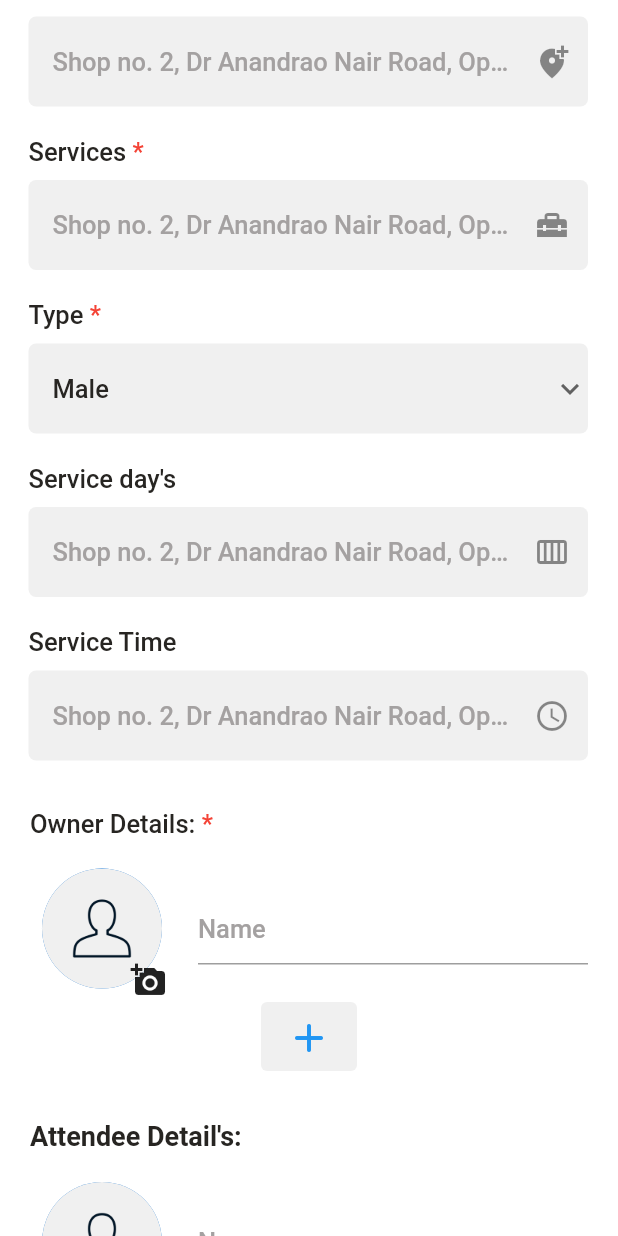
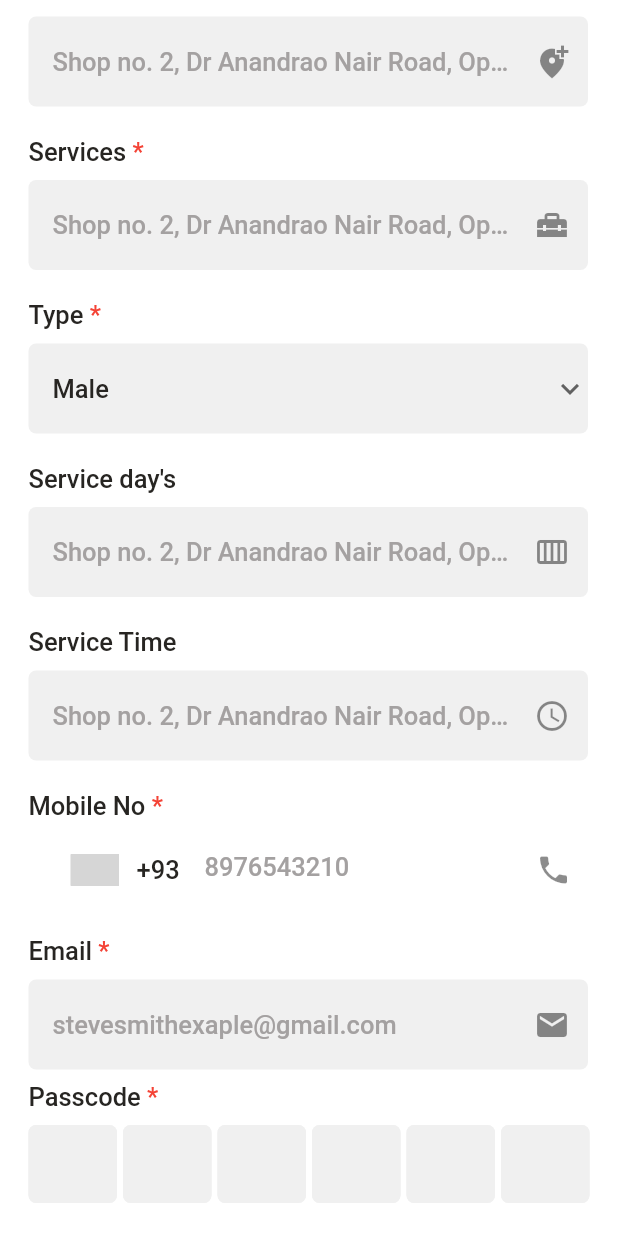
Before and after one commit to areebmomin/salon-hub-in-flutter, a Flutter app: the SaloonRegistrationWidget screen opened by its route, scrolled down 576 dp, on a phone screen of 412 x 824 dp. Run offline on Flutter 3.47's test engine with Material 2 defaults, Android fonts, the phone set to English and light mode, and no system bars; drawn by our look-alikes of intl_phone_number_input, otp_text_field; our stand-ins replace cloud_firestore, email_validator, equatable, firebase_auth, firebase_core, firebase_storage and 3 more; accounts and stored records are empty; generated files the repository leaves out were written again; project files that could hold a hidden picture were left out; grey boxes are pictures that could not be loaded.

Commit message:
add new widgets in registration page

```diff
--- a/lib/auth/saloon_auth/saloon_registration/saloon_registration_page.dart
+++ b/lib/auth/saloon_auth/saloon_registration/saloon_registration_page.dart
@@ -1,6 +1,10 @@
 import 'package:flutter/material.dart';
 import 'package:flutter_bloc/flutter_bloc.dart';
 import 'package:fluttertoast/fluttertoast.dart';
+import 'package:intl_phone_number_input/intl_phone_number_input.dart';
+import 'package:otp_text_field/otp_field.dart';
+import 'package:otp_text_field/otp_field_style.dart';
+import 'package:otp_text_field/style.dart';
 import '../../../saloon/saloon_home_page.dart';
 import '../../../utils/index.dart';
 import 'cubit/saloon_registration_cubit.dart';
@@ -30,6 +34,12 @@ part 'widgets/service_days_text_field.dart';
 part 'widgets/service_time_text_field.dart';
 
 part 'widgets/services_text_field.dart';
+
+part 'widgets/phone_number_text_field.dart';
+
+part 'widgets/email_text_field.dart';
+
+part 'widgets/password_text_field.dart';
 
 class SaloonRegistrationWidget extends StatefulWidget {
   const SaloonRegistrationWidget({super.key});
@@ -66,6 +76,9 @@ class _SaloonRegistrationWidgetState extends State<SaloonRegistrationWidget> {
                   const SaloonTypeTextFieldWidget(),
                   const ServiceDaysTextFieldWidget(),
                   const ServiceTimeTextFieldWidget(),
+                  const RegisterPhoneNumberTextFieldWidget(),
+                  const RegisterEmailTextFieldWidget(),
+                  const PasswordTextField(),
                   const OwnerDetailsWidget(),
                   const AttendeeDetailsWidget(),
                   RegisterNowButtonWidget(_onRegisterButtonCLicked),
--- /dev/null
+++ b/lib/auth/saloon_auth/saloon_registration/widgets/email_text_field.dart
@@ -0,0 +1,83 @@
+part of '../saloon_registration_page.dart';
+
+class RegisterEmailTextFieldWidget extends StatefulWidget {
+  const RegisterEmailTextFieldWidget({super.key});
+
+  @override
+  State<RegisterEmailTextFieldWidget> createState() =>
+      _RegisterEmailTextFieldWidgetState();
+}
+
+class _RegisterEmailTextFieldWidgetState
+    extends State<RegisterEmailTextFieldWidget> {
+  @override
+  Widget build(BuildContext context) {
+    return Column(
+      crossAxisAlignment: CrossAxisAlignment.stretch,
+      children: [
+        Padding(
+          padding: const EdgeInsets.only(top: 20, left: 19),
+          child: RichText(
+            text: const TextSpan(
+              text: Strings.email,
+              style: TextStyle(
+                fontWeight: FontWeight.w500,
+                fontSize: 17,
+                color: AppColors.headingTextColor,
+              ),
+              children: <TextSpan>[
+                TextSpan(
+                  text: Strings.asterisk,
+                  style: TextStyle(
+                    fontWeight: FontWeight.w500,
+                    fontSize: 17,
+                    color: Colors.red,
+                  ),
+                ),
+              ],
+            ),
+          ),
+        ),
+        Padding(
+          padding: const EdgeInsets.only(left: 19, right: 20, top: 9),
+          child: TextField(
+            decoration: const InputDecoration(
+              filled: true,
+              fillColor: AppColors.inputFieldBackground,
+              border: UnderlineInputBorder(
+                borderSide: BorderSide(color: Colors.transparent),
+                borderRadius: BorderRadius.all(Radius.circular(5)),
+              ),
+              enabledBorder: UnderlineInputBorder(
+                borderSide: BorderSide(color: Colors.transparent),
+                borderRadius: BorderRadius.all(Radius.circular(5)),
+              ),
+              focusedBorder: UnderlineInputBorder(
+                borderSide: BorderSide(color: Colors.transparent),
+                borderRadius: BorderRadius.all(Radius.circular(5)),
+              ),
+              hintText: Strings.hintEmail,
+              hintStyle: TextStyle(
+                fontWeight: FontWeight.w500,
+                fontSize: 17,
+                color: AppColors.inputText,
+              ),
+              suffixIcon: Icon(Icons.email),
+              contentPadding:
+                  EdgeInsets.symmetric(vertical: 20, horizontal: 16),
+            ),
+            style: const TextStyle(
+              fontWeight: FontWeight.w500,
+              fontSize: 17,
+              color: AppColors.headingTextColor,
+            ),
+            keyboardType: TextInputType.emailAddress,
+            onChanged: (email) {
+              // context.read<SaloonRegistrationCubit>().data.email = email;
+            },
+          ),
+        ),
+      ],
+    );
+  }
+}
--- /dev/null
+++ b/lib/auth/saloon_auth/saloon_registration/widgets/password_text_field.dart
@@ -0,0 +1,66 @@
+part of '../saloon_registration_page.dart';
+
+class PasswordTextField extends StatelessWidget {
+  const PasswordTextField({super.key});
+
+  @override
+  Widget build(BuildContext context) {
+    var screenWidth = MediaQuery.of(context).size.width;
+    var otpBoxWidth = (screenWidth - 19 - 19 - (4 * 5)) / 6;
+
+    return Column(
+      crossAxisAlignment: CrossAxisAlignment.stretch,
+      children: [
+        Padding(
+          padding: const EdgeInsets.only(left: 19, top: 8),
+          child: RichText(
+            text: const TextSpan(
+              text: Strings.passcode,
+              style: TextStyle(
+                fontWeight: FontWeight.w500,
+                fontSize: 17,
+                color: AppColors.headingTextColor,
+              ),
+              children: <TextSpan>[
+                TextSpan(
+                  text: Strings.asterisk,
+                  style: TextStyle(
+                    fontWeight: FontWeight.w500,
+                    fontSize: 17,
+                    color: Colors.red,
+                  ),
+                ),
+              ],
+            ),
+          ),
+        ),
+        Padding(
+          padding:
+              const EdgeInsets.only(left: 19, right: 19, top: 9, bottom: 20),
+          child: OTPTextField(
+            length: 6,
+            fieldWidth: otpBoxWidth,
+            fieldStyle: FieldStyle.box,
+            outlineBorderRadius: 5,
+            keyboardType: TextInputType.number,
+            otpFieldStyle: OtpFieldStyle(
+              backgroundColor: AppColors.inputFieldBackground,
+              borderColor: AppColors.inputFieldBackground,
+              enabledBorderColor: AppColors.inputFieldBackground,
+            ),
+            style: const TextStyle(
+              color: AppColors.headingTextColor,
+              fontWeight: FontWeight.w500,
+              fontSize: 17,
+            ),
+            contentPadding:
+                const EdgeInsets.symmetric(vertical: 16, horizontal: 4),
+            onChanged: (code) {
+              // context.read<SaloonRegistrationCubit>().otp = code;
+            },
+          ),
+        ),
+      ],
+    );
+  }
+}
--- /dev/null
+++ b/lib/auth/saloon_auth/saloon_registration/widgets/phone_number_text_field.dart
@@ -0,0 +1,83 @@
+part of '../saloon_registration_page.dart';
+
+class RegisterPhoneNumberTextFieldWidget extends StatelessWidget {
+  const RegisterPhoneNumberTextFieldWidget({super.key});
+
+  @override
+  Widget build(BuildContext context) {
+    return Column(
+      crossAxisAlignment: CrossAxisAlignment.stretch,
+      children: [
+        Padding(
+          padding: const EdgeInsets.only(left: 19, top: 20),
+          child: RichText(
+            text: const TextSpan(
+              text: Strings.mobileNo,
+              style: TextStyle(
+                fontWeight: FontWeight.w500,
+                fontSize: 17,
+                color: AppColors.headingTextColor,
+              ),
+              children: <TextSpan>[
+                TextSpan(
+                  text: Strings.asterisk,
+                  style: TextStyle(
+                    fontWeight: FontWeight.w500,
+                    fontSize: 17,
+                    color: Colors.red,
+                  ),
+                ),
+              ],
+            ),
+          ),
+        ),
+        Padding(
+          padding: const EdgeInsets.only(left: 19, right: 19, top: 9),
+          child: InternationalPhoneNumberInput(
+            onInputChanged: (PhoneNumber number) {
+              // context.read<SaloonRegistrationCubit>().data.phoneNumber =
+              //     number.phoneNumber ?? '';
+            },
+            onInputValidated: (isValid) {
+              // context.read<SaloonRegistrationCubit>().data.isPhoneNumberValid =
+              //     isValid;
+            },
+            selectorConfig: const SelectorConfig(
+              selectorType: PhoneInputSelectorType.BOTTOM_SHEET,
+              leadingPadding: 20,
+              setSelectorButtonAsPrefixIcon: true,
+            ),
+            textStyle: const TextStyle(
+              color: AppColors.headingTextColor,
+              fontWeight: FontWeight.w500,
+              fontSize: 17,
+            ),
+            selectorTextStyle: const TextStyle(
+              color: AppColors.headingTextColor,
+              fontWeight: FontWeight.w500,
+              fontSize: 17,
+            ),
+            inputDecoration: const InputDecoration(
+              enabledBorder: UnderlineInputBorder(
+                borderSide: BorderSide(color: Colors.transparent),
+              ),
+              focusedBorder: UnderlineInputBorder(
+                borderSide: BorderSide(color: Colors.transparent),
+              ),
+              border: UnderlineInputBorder(
+                borderSide: BorderSide(color: Colors.transparent),
+              ),
+              hintText: Strings.hintPhoneNumber,
+              suffixIcon: Icon(Icons.phone),
+              hintStyle: TextStyle(
+                color: AppColors.inputText,
+                fontWeight: FontWeight.w500,
+                fontSize: 17,
+              ),
+            ),
+          ),
+        ),
+      ],
+    );
+  }
+}
```
